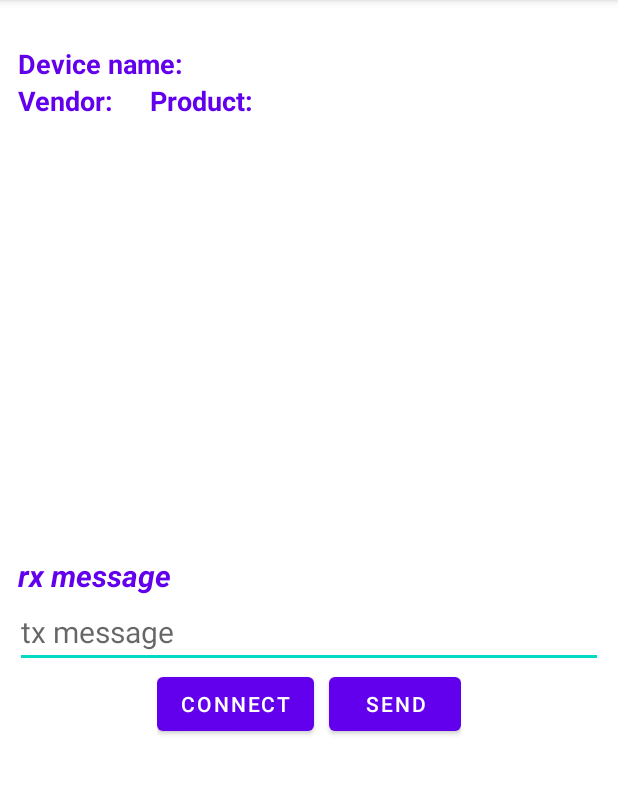
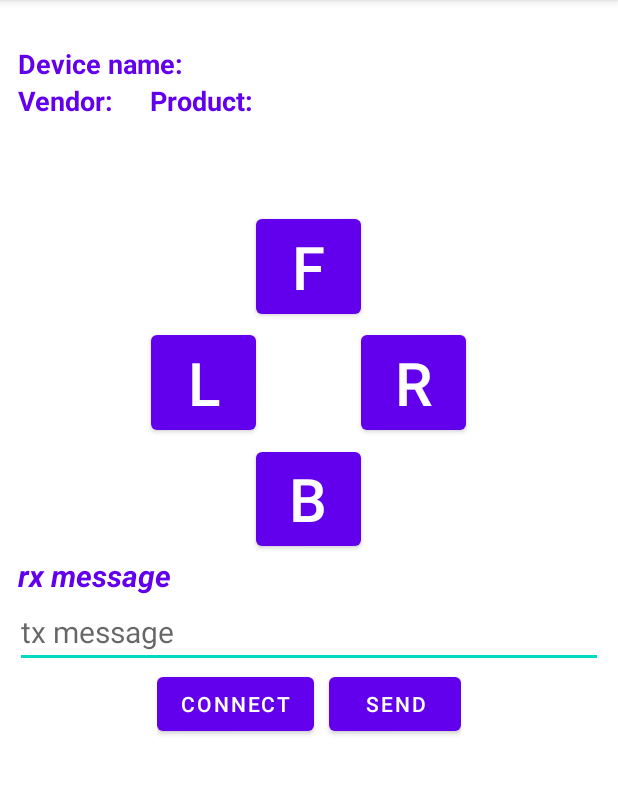
Before and after one commit to yecl-pod/AndroidUsbSerial, an Android app: the screen it shows after launch (MainActivity), on a phone screen of 412 x 824 dp, the part 84-879 px from its top. Run offline under Robolectric (Android 15) with nearby library versions, the phone set to English and light mode, and no system bars; libraries missing offline, so code that uses them is left out: com.felhr.usbserial; 2 statements that could not run were skipped.

Commit message:
add car control button

```diff
--- a/app/src/main/java/com/example/stm32usbserial/CommanderPacket.kt
+++ b/app/src/main/java/com/example/stm32usbserial/CommanderPacket.kt
@@ -2,7 +2,7 @@ package com.example.stm32usbserial
 
 import java.nio.ByteBuffer
 
-class CommanderPacket(roll: Float, pitch: Float, yaw: Float, thrust: UShort): CrtpPacket() {
+class CommanderPacket(roll: Float, pitch: Float, yaw: Float, thrust: UShort): CrtpPacket(0, CrtpPort.COMMANDER) {
     private var mRoll: Float = roll
     private var mPitch: Float = pitch
     private var mYaw: Float = yaw
--- a/app/src/main/java/com/example/stm32usbserial/MainActivity.kt
+++ b/app/src/main/java/com/example/stm32usbserial/MainActivity.kt
@@ -11,6 +11,7 @@ import android.widget.EditText
 import android.widget.TextView
 import android.widget.Toast
 import androidx.appcompat.app.AppCompatActivity
+import java.nio.ByteBuffer
 
 class MainActivity : AppCompatActivity(), View.OnClickListener {
     private var mTvDevName: TextView? = null
@@ -22,6 +23,11 @@ class MainActivity : AppCompatActivity(), View.OnClickListener {
     private var mBtnSend: Button? = null
     private var mPodUsbSerialService: PodUsbSerialService? = null
     private var mBounded: Boolean = false
+
+    private var mBtnF: Button? = null
+    private var mBtnB: Button? = null
+    private var mBtnL: Button? = null
+    private var mBtnR: Button? = null
 
     override fun onCreate(savedInstanceState: Bundle?) {
         super.onCreate(savedInstanceState)
@@ -36,9 +42,18 @@ class MainActivity : AppCompatActivity(), View.OnClickListener {
         mBtnCnt = findViewById(R.id.btn_cnt)
         mBtnSend = findViewById(R.id.btn_send)
 
+        mBtnF = findViewById(R.id.btn_front)
+        mBtnB = findViewById(R.id.btn_back)
+        mBtnL = findViewById(R.id.btn_left)
+        mBtnR = findViewById(R.id.btn_right)
+
         // set click listener
         mBtnCnt?.setOnClickListener(this)
         mBtnSend?.setOnClickListener(this)
+        mBtnF?.setOnClickListener(this)
+        mBtnB?.setOnClickListener(this)
+        mBtnL?.setOnClickListener(this)
+        mBtnR?.setOnClickListener(this)
     }
 
     override fun onStart() {
@@ -81,6 +96,22 @@ class MainActivity : AppCompatActivity(), View.OnClickListener {
                 mPodUsbSerialService?.usbSendData(mEtTxMsg?.text.toString())
                 mEtTxMsg?.setText("")
             }
+            R.id.btn_front -> {
+                val cp: CommanderPacket = CommanderPacket(0F, 1F, 0F, 14000u)
+                mPodUsbSerialService?.usbSendData((cp as CrtpPacket).toByteArray())
+            }
+            R.id.btn_back -> {
+                val cp: CommanderPacket = CommanderPacket(0F, -1F, 0F, 14000u)
+                mPodUsbSerialService?.usbSendData((cp as CrtpPacket).toByteArray())
+            }
+            R.id.btn_left -> {
+                val cp: CommanderPacket = CommanderPacket(1F, 0F, 0F, 14000u)
+                mPodUsbSerialService?.usbSendData((cp as CrtpPacket).toByteArray())
+            }
+            R.id.btn_right -> {
+                val cp: CommanderPacket = CommanderPacket(-1F, 0F, 0F, 14000u)
+                mPodUsbSerialService?.usbSendData((cp as CrtpPacket).toByteArray())
+            }
         }
     }
 
--- a/app/src/main/java/com/example/stm32usbserial/PodUsbSerial.kt
+++ b/app/src/main/java/com/example/stm32usbserial/PodUsbSerial.kt
@@ -69,6 +69,16 @@ class PodUsbSerialService: Service() {
         } else {
             mSerial?.write(data.toByteArray())
             Log.i(TAG, "Send data: " + data.toByteArray())
+        }
+    }
+
+    fun usbSendData(data: ByteArray) {
+        if (!isConnected) {
+            Toast.makeText(applicationContext, "No device is connected", Toast.LENGTH_SHORT).show()
+            Log.i(TAG, "no device is connected")
+        } else {
+            mSerial?.write(data)
+            Log.i(TAG, "Send data: $data")
         }
     }
 
--- a/app/src/main/res/layout/activity_main.xml
+++ b/app/src/main/res/layout/activity_main.xml
@@ -67,7 +67,7 @@
         android:layout_height="wrap_content"
         android:layout_centerHorizontal="true"
         android:layout_below="@+id/et_txMsg"
-        android:id="@+id/relyt_btn">
+        android:id="@+id/relyt_btn_func">
         <Button
             android:id="@+id/btn_cnt"
             android:layout_width="wrap_content"
@@ -82,4 +82,44 @@
             android:text="@string/btn_send"/>
     </RelativeLayout>
 
+    <RelativeLayout
+        android:layout_width="250dp"
+        android:layout_height="230dp"
+        android:layout_centerHorizontal="true"
+        android:layout_above="@+id/tv_rxMsg"
+        android:id="@+id/relyt_btn_ctrl">
+        <Button
+            android:id="@+id/btn_front"
+            android:layout_width="70dp"
+            android:layout_height="75dp"
+            android:layout_centerHorizontal="true"
+            android:textSize="40sp"
+            android:text="F" />
+        <Button
+            android:id="@+id/btn_back"
+            android:layout_width="70dp"
+            android:layout_height="75dp"
+            android:textSize="40sp"
+            android:layout_below="@+id/btn_front"
+            android:layout_centerHorizontal="true"
+            android:layout_marginTop="80dp"
+            android:text="B" />
+        <Button
+            android:id="@+id/btn_left"
+            android:layout_width="70dp"
+            android:layout_height="75dp"
+            android:layout_centerVertical="true"
+            android:layout_toStartOf="@+id/btn_front"
+            android:textSize="40sp"
+            android:text="L" />
+        <Button
+            android:id="@+id/btn_right"
+            android:layout_width="70dp"
+            android:layout_height="75dp"
+            android:layout_centerVertical="true"
+            android:layout_toEndOf="@+id/btn_front"
+            android:textSize="40sp"
+            android:text="R" />
+    </RelativeLayout>
+
 </RelativeLayout>
```
